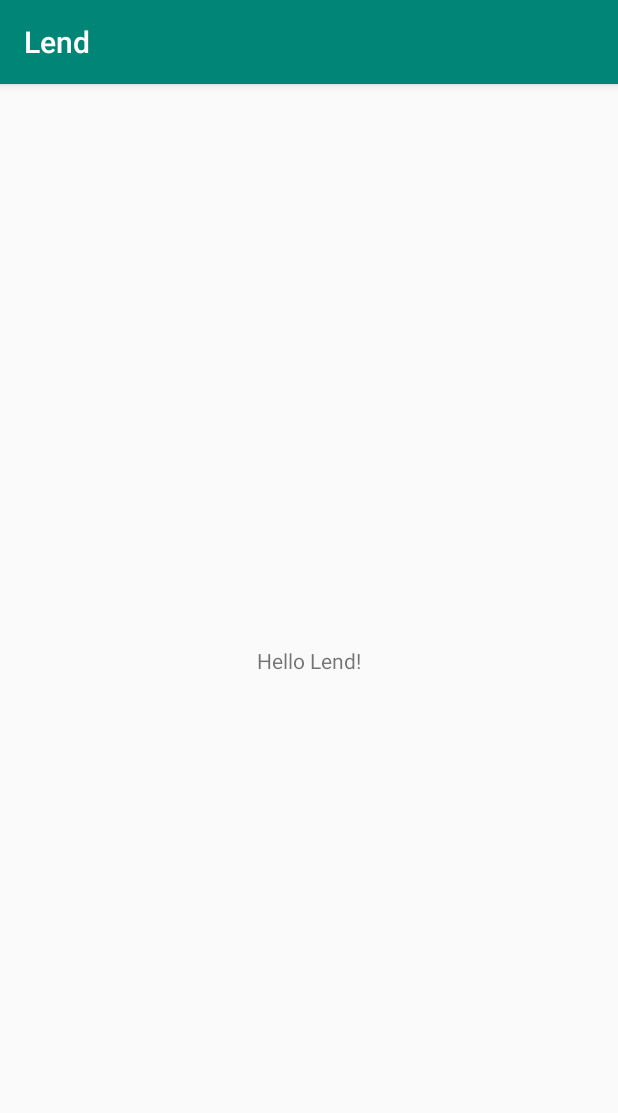
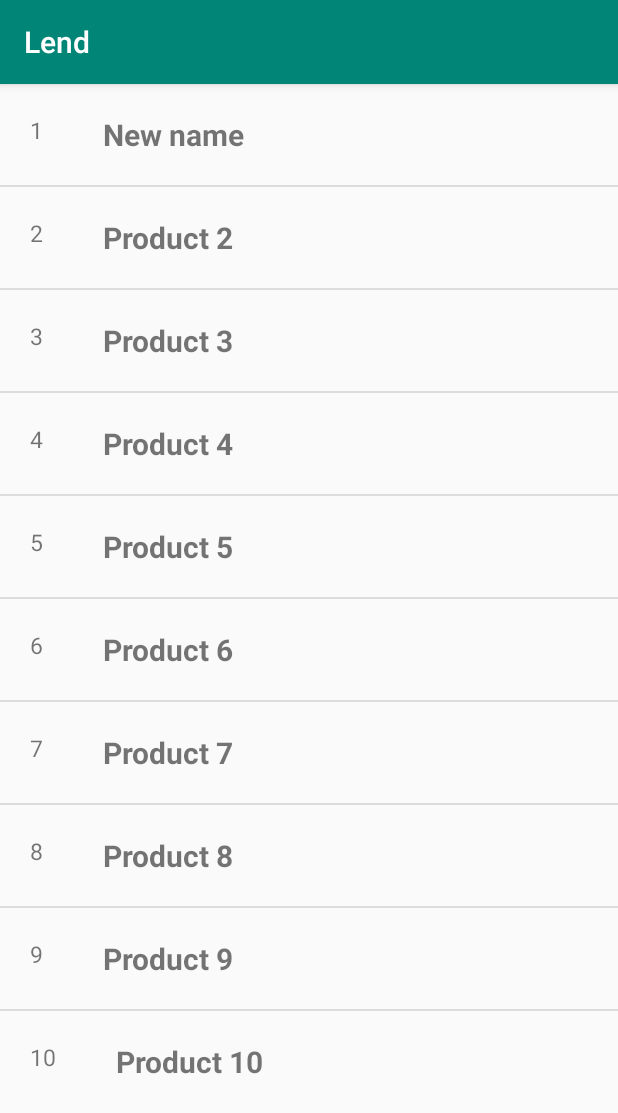
Before and after one commit to maresiaerik/Lend, an Android app: the screen it shows after launch (MainActivity), on a phone screen of 412 x 824 dp. Shown: the top 1113 px of the screen. Run offline under Robolectric (Android 15) with nearby library versions, the phone set to English and light mode, and no system bars.

Commit message:
Added data structure base and custom product adapter

```diff
--- a/front-end/app/src/main/java/android/project/lend/MainActivity.java
+++ b/front-end/app/src/main/java/android/project/lend/MainActivity.java
@@ -2,12 +2,40 @@ package android.project.lend;
 
 import android.support.v7.app.AppCompatActivity;
 import android.os.Bundle;
+import android.widget.ListView;
+
+import java.util.ArrayList;
 
 public class MainActivity extends AppCompatActivity {
+
+    ProductManager productManager = new ProductManager();
 
     @Override
     protected void onCreate(Bundle savedInstanceState) {
         super.onCreate(savedInstanceState);
         setContentView(R.layout.activity_main);
+
+        playground();
+    }
+
+    private void playground(){
+
+        ArrayList<ProductDataItem> productDataItemList = new ArrayList<>();
+        productDataItemList = productManager.getDataList();
+
+        productDataItemList.get(0).setName("New name");
+        productDataItemList.get(0).update();
+
+        productDataItemList.get(5).setRating(5);
+        productDataItemList.get(5).update();
+
+        productDataItemList.get(3).delete();
+
+        ListView listView = (ListView) findViewById(R.id.item_view);
+
+        final ProductAdapter pa;
+        pa = new ProductAdapter(this, productDataItemList);
+
+        listView.setAdapter(pa);
     }
 }
--- /dev/null
+++ b/front-end/app/src/main/java/android/project/lend/ProductAdapter.java
@@ -0,0 +1,44 @@
+package android.project.lend;
+
+import android.content.Context;
+import android.support.annotation.LayoutRes;
+import android.support.annotation.NonNull;
+import android.support.annotation.Nullable;
+import android.view.LayoutInflater;
+import android.view.View;
+import android.view.ViewGroup;
+import android.widget.ArrayAdapter;
+import android.widget.TextView;
+
+import java.util.ArrayList;
+import java.util.List;
+
+public class ProductAdapter extends ArrayAdapter<ProductDataItem> {
+
+    private Context context;
+    private List<ProductDataItem> productList = new ArrayList<>();
+
+    public ProductAdapter(@NonNull Context context, @LayoutRes ArrayList<ProductDataItem> list) {
+        super(context, 0 , list);
+        this.context = context;
+        productList = list;
+    }
+
+    @NonNull
+    @Override
+    public View getView(int position, @Nullable View convertView, @NonNull ViewGroup parent) {
+        View listItem = convertView;
+        if(listItem == null)
+            listItem = LayoutInflater.from(context).inflate(R.layout.product_list_item,parent,false);
+
+        ProductDataItem currentProduct = productList.get(position);
+
+        TextView id = (TextView) listItem.findViewById(R.id.product_id);
+        id.setText(currentProduct.getId().toString());
+
+        TextView name = (TextView) listItem.findViewById(R.id.product_name);
+        name.setText(currentProduct.getName());
+
+        return listItem;
+    }
+}
--- /dev/null
+++ b/front-end/app/src/main/java/android/project/lend/ProductCore.java
@@ -0,0 +1,115 @@
+package android.project.lend;
+
+import android.util.Log;
+
+public class ProductCore
+{
+    private Integer id;
+    private String name;
+    private float price;
+    private Integer rating;
+    private String image;
+
+    private boolean changed;
+    private boolean changed_name;
+    private boolean changed_price;
+    private boolean changed_rating;
+    private boolean changed_image;
+
+    public Integer getId() {
+        return this.id;
+    }
+
+    public void setId(Integer id) {
+        this.id = id;
+    }
+
+    public String getName() {
+        return this.name;
+    }
+
+    public void setName(String name) {
+
+        if(name == this.name) return;
+
+        changed = true;
+        changed_name = true;
+
+        this.name = name;
+    }
+
+    public float getPrice() {
+        return this.price;
+    }
+
+    public void setPrice(float price) {
+
+        if(price == this.price) return;
+
+        changed = true;
+        changed_price = true;
+
+        this.price = price;
+    }
+
+    public Integer getRating() {
+        return this.rating;
+    }
+
+    public void setRating(Integer rating) {
+
+        if(rating == this.rating) return;
+
+        changed = true;
+        changed_rating = true;
+
+        this.rating = rating;
+    }
+
+    public String getImage() {
+        return this.image;
+    }
+
+    public void setImage(String image) {
+
+        if(image == this.image) return;
+
+        changed = true;
+        changed_image = true;
+
+        this.image = image;
+    }
+
+    public void create()
+    {
+
+    }
+
+    public void update()
+    {
+        if(!changed) return;
+
+        Log.d("PRODUCTCHANGE", "Something was changed!");
+
+        if(changed_name){Log.d("PRODUCTCHANGED", "Name was changed to " + this.name);}
+        if(changed_price){Log.d("PRODUCTCHANGED", "Price was changed to " + this.price);}
+        if(changed_rating){Log.d("PRODUCTCHANGED", "Rating was changed to " + this.rating);}
+        if(changed_image){Log.d("PRODUCTCHANGED", "Image was changed to " + this.image);}
+
+        clearChanges();
+    }
+
+    public void delete()
+    {
+        Log.d("PRODUCTDELETED", this.name + " was deleted");
+    }
+
+    public void clearChanges()
+    {
+        changed = false;
+        changed_name = false;
+        changed_price = false;
+        changed_rating = false;
+        changed_image = false;
+    }
+}
--- /dev/null
+++ b/front-end/app/src/main/java/android/project/lend/ProductDataItem.java
@@ -0,0 +1,6 @@
+package android.project.lend;
+
+public class ProductDataItem extends ProductCore
+{
+
+}
--- /dev/null
+++ b/front-end/app/src/main/java/android/project/lend/ProductManager.java
@@ -0,0 +1,63 @@
+package android.project.lend;
+
+import java.lang.reflect.Array;
+import java.util.ArrayList;
+import java.util.Random;
+
+public class ProductManager
+{
+    private ArrayList<ProductData> productList;
+
+    private void getProductData()
+    {
+        productList = new ArrayList<>();
+
+        for(int i = 0; i < 10; i++)
+        {
+            ProductData productData = new ProductData();
+
+            productData.id = (i + 1);
+            productData.name = "Product " + (i + 1);
+
+            Random r = new Random();
+            productData.price = r.nextFloat() * (100 - 5) + 5;
+            productData.rating = r.nextInt((5-1) + 1 ) + 1;
+            productData.image = "";
+
+            productList.add(productData);
+        }
+    }
+
+    public ArrayList<ProductDataItem> getDataList()
+    {
+        getProductData();
+
+        ArrayList<ProductDataItem> productDataItemList = new ArrayList<>();
+
+        for (ProductData product : productList)
+        {
+            ProductDataItem productDataItem = new ProductDataItem();
+
+            productDataItem.setId(product.id);
+            productDataItem.setName(product.name);
+            productDataItem.setPrice(product.price);
+            productDataItem.setRating(product.rating);
+            productDataItem.setImage(product.image);
+
+            productDataItem.clearChanges();
+
+            productDataItemList.add(productDataItem);
+        }
+
+        return productDataItemList;
+    }
+
+    private class ProductData
+    {
+        int id;
+        String name;
+        float price;
+        int rating;
+        String image;
+    }
+}
--- a/front-end/app/src/main/res/layout/activity_main.xml
+++ b/front-end/app/src/main/res/layout/activity_main.xml
@@ -1,18 +1,12 @@
 <?xml version="1.0" encoding="utf-8"?>
-<android.support.constraint.ConstraintLayout xmlns:android="http://schemas.android.com/apk/res/android"
-    xmlns:app="http://schemas.android.com/apk/res-auto"
-    xmlns:tools="http://schemas.android.com/tools"
-    android:layout_width="match_parent"
-    android:layout_height="match_parent"
-    tools:context=".MainActivity">
+<LinearLayout xmlns:android="http://schemas.android.com/apk/res/android"
 
-    <TextView
-        android:layout_width="wrap_content"
-        android:layout_height="wrap_content"
-        android:text="Hello Lend!"
-        app:layout_constraintBottom_toBottomOf="parent"
-        app:layout_constraintLeft_toLeftOf="parent"
-        app:layout_constraintRight_toRightOf="parent"
-        app:layout_constraintTop_toTopOf="parent" />
+    android:layout_width="fill_parent"
+    android:layout_height="fill_parent">
 
-</android.support.constraint.ConstraintLayout>
+    <ListView
+        android:id="@+id/item_view"
+        android:layout_width="fill_parent"
+        android:layout_height="wrap_content"/>
+
+</LinearLayout>
--- /dev/null
+++ b/front-end/app/src/main/res/layout/product_list_item.xml
@@ -0,0 +1,31 @@
+<?xml version="1.0" encoding="utf-8"?>
+<RelativeLayout
+    xmlns:android="http://schemas.android.com/apk/res/android"
+    xmlns:app="http://schemas.android.com/apk/res-auto"
+    android:layout_width="match_parent"
+    android:layout_height="match_parent">
+
+    <TextView
+        android:id="@+id/product_id"
+        android:layout_width="wrap_content"
+        android:layout_height="wrap_content"
+        android:layout_margin="20dp"
+        android:textSize="15sp"
+        />
+
+    <TextView
+        android:id="@+id/product_name"
+        android:layout_width="wrap_content"
+        android:layout_height="wrap_content"
+        android:layout_toRightOf="@id/product_id"
+        android:layout_margin="20dp"
+        android:textSize="20sp"
+        android:textStyle="bold"/>
+
+    <ImageView
+        android:id="@+id/imageView"
+        android:layout_width="wrap_content"
+        android:layout_height="wrap_content"
+        />
+
+</RelativeLayout>
```
